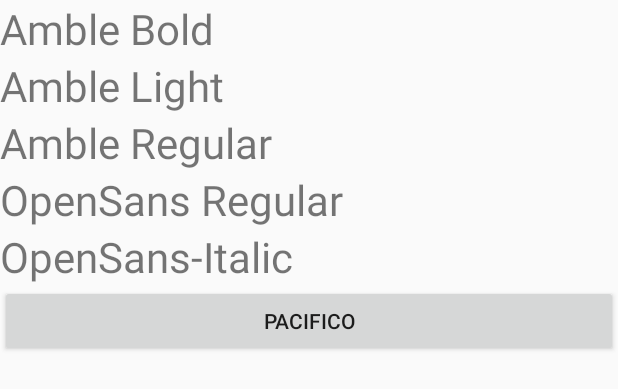
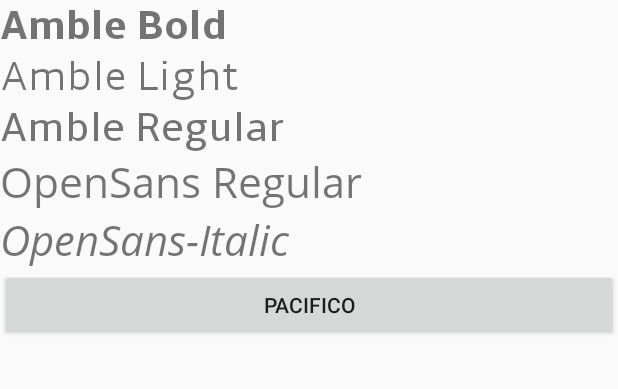
Before and after one commit to laialuna/pac1, an Android app: the layout activity_custom_fonts.xml on its own in the app's theme, with its tools: preview values and no code run, on a phone screen of 412 x 824 dp. Shown: the top 389 px of the screen. Run offline under Robolectric (Android 15) with nearby library versions, the phone set to English and light mode, and no system bars.

```diff
--- a/app/src/main/java/com/example/pac1/CustomTextView.java
+++ b/app/src/main/java/com/example/pac1/CustomTextView.java
@@ -1,4 +1,3 @@
-/*
 package com.example.pac1;
 
 import android.content.Context;
@@ -12,23 +11,39 @@ public class CustomTextView extends AppCompatTextView {
     private int typefaceType;
     private TypeFactory mFontFactory;
 
+    /**
+     * Constructor
+     * @param context Contenido
+     * @param attrs Atributos
+     */
     public CustomTextView(Context context, AttributeSet attrs) {
         super(context, attrs);
 
-        applyCustomFont(context, attrs);
+        InitControles(context, attrs);
     }
 
+    /**
+     * Constructor
+     * @param context Contenido
+     * @param attrs Atributos
+     * @param defStyle Estilo
+     */
     public CustomTextView(Context context, AttributeSet attrs, int defStyle) {
         super(context, attrs, defStyle);
 
-        applyCustomFont(context, attrs);
+        InitControles(context, attrs);
     }
 
+    /**
+     * Constructor
+     * @param context Contenido
+     */
     public CustomTextView(Context context) {
         super(context);
     }
 
-    private void applyCustomFont(Context context, AttributeSet attrs) {
+    // Inicializa el control
+    private void InitControles(Context context, AttributeSet attrs) {
 
         TypedArray array = context.getTheme().obtainStyledAttributes(
                 attrs,
@@ -42,9 +57,13 @@ public class CustomTextView extends AppCompatTextView {
         if (!isInEditMode()) {
             setTypeface(getTypeFace(typefaceType));
         }
-
     }
 
+    /**
+     * Método que nos permite obtener un estilo de fuente
+     * @param type Tipo de fuente
+     * @return Devuelve estilo fontFactory
+     */
     public Typeface getTypeFace(int type) {
         if (mFontFactory == null)
             mFontFactory = new TypeFactory(getContext());
@@ -70,11 +89,14 @@ public class CustomTextView extends AppCompatTextView {
         }
     }
 
+    /**
+     * Constantes para los tipos de fuente
+     */
     public interface Constants {
         int A_BOLD = 1,
-                A_LIGHT = 2,
-                A_REGULAR = 3,
-                O_LIGHT = 4,
-                O_REGULAR=5;
+            A_LIGHT = 2,
+            A_REGULAR = 3,
+            O_LIGHT = 4,
+            O_REGULAR=5;
     }
-}*/
+}
--- a/app/src/main/java/com/example/pac1/TypeFactory.java
+++ b/app/src/main/java/com/example/pac1/TypeFactory.java
@@ -11,12 +11,13 @@ public class TypeFactory {
     private String O_ITALIC= "OpenSans-Italic.ttf";
     private String O_REGULAR="OpenSans-Regular.ttf";
 
-    Typeface ambleBold;
-    Typeface ambleLight;
-    Typeface ambleRegular;
-    Typeface openSansItalic;
-    Typeface openSansRegular;
+    public Typeface ambleBold;
+    public Typeface ambleLight;
+    public Typeface ambleRegular;
+    public Typeface openSansItalic;
+    public Typeface openSansRegular;
 
+    // Método crear fuentes
     public TypeFactory(Context context){
         ambleBold = Typeface.createFromAsset(context.getAssets(),A_BOLD);
         ambleLight = Typeface.createFromAsset(context.getAssets(),A_LIGHT);
--- a/app/src/main/res/layout/activity_custom_fonts.xml
+++ b/app/src/main/res/layout/activity_custom_fonts.xml
@@ -8,7 +8,8 @@
     android:orientation="vertical"
     tools:context="com.example.pac1.MainActivity">
 
-    <TextView
+    <com.example.pac1.CustomTextView
+        app:font_name="ambleBold"
         android:layout_width="wrap_content"
         android:layout_height="wrap_content"
         android:text="@string/ambleBold"
@@ -16,7 +17,8 @@
         android:id="@+id/ambleBold"
         />
 
-    <TextView
+    <com.example.pac1.CustomTextView
+        app:font_name="ambleLight"
         android:layout_width="wrap_content"
         android:layout_height="wrap_content"
         android:text="@string/ambleLight"
@@ -24,21 +26,24 @@
         android:id="@+id/ambleLight"
         />
 
-    <TextView
+    <com.example.pac1.CustomTextView
+        app:font_name="ambleRegular"
         android:layout_width="wrap_content"
         android:layout_height="wrap_content"
         android:text="@string/ambleRegular"
         android:textSize="28sp"
         android:id="@+id/ambleRegular" />
 
-    <TextView
+    <com.example.pac1.CustomTextView
+        app:font_name="openSansRegular"
         android:layout_width="wrap_content"
         android:layout_height="wrap_content"
         android:text="@string/opRegular"
         android:textSize="28sp"
         android:id="@+id/opRegular" />
 
-    <TextView
+    <com.example.pac1.CustomTextView
+        app:font_name="openSansItalic"
         android:layout_width="wrap_content"
         android:layout_height="wrap_content"
         android:text="@string/opItalic"
```
